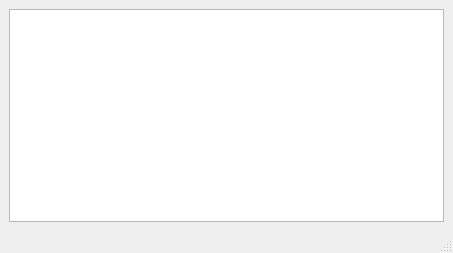
rtkachuk/NG_SpaceStation, file Client/inventorymenu.ui: the form before one commit.
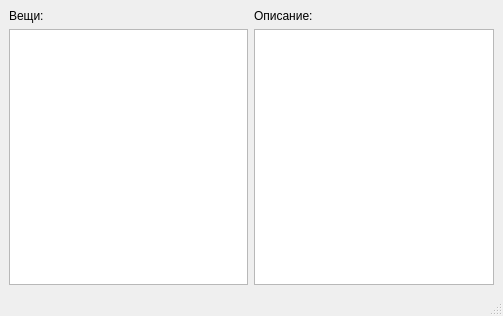
The form after the commit.

Commit message: Implemented descriptions for items

```diff
--- a/Client/inventorymenu.ui
+++ b/Client/inventorymenu.ui
@@ -6,17 +6,42 @@
    <rect>
     <x>0</x>
     <y>0</y>
-    <width>453</width>
-    <height>253</height>
+    <width>503</width>
+    <height>316</height>
    </rect>
   </property>
   <property name="windowTitle">
    <string>MainWindow</string>
   </property>
   <widget class="QWidget" name="centralwidget">
-   <layout class="QVBoxLayout" name="verticalLayout">
+   <layout class="QHBoxLayout" name="horizontalLayout">
     <item>
-     <widget class="QListWidget" name="list_inventory"/>
+     <layout class="QVBoxLayout" name="verticalLayout">
+      <item>
+       <widget class="QLabel" name="label">
+        <property name="text">
+         <string>Вещи:</string>
+        </property>
+       </widget>
+      </item>
+      <item>
+       <widget class="QListWidget" name="list_inventory"/>
+      </item>
+     </layout>
+    </item>
+    <item>
+     <layout class="QVBoxLayout" name="verticalLayout_2">
+      <item>
+       <widget class="QLabel" name="label_2">
+        <property name="text">
+         <string>Описание:</string>
+        </property>
+       </widget>
+      </item>
+      <item>
+       <widget class="QTextEdit" name="text_description"/>
+      </item>
+     </layout>
     </item>
    </layout>
   </widget>
```
Left out of the diff: 2 changed lines with no effect on the pictures. The commit also changes 2 other files.
